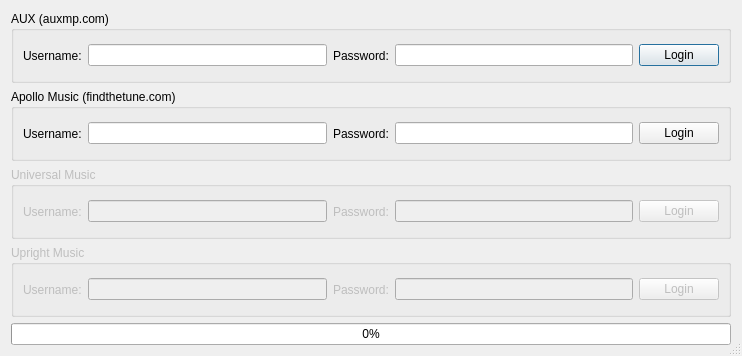
Qt form src/gui/pling-plong-onlinelogin.ui (havardgulldahl/pling-plong-odometer) before a commit.
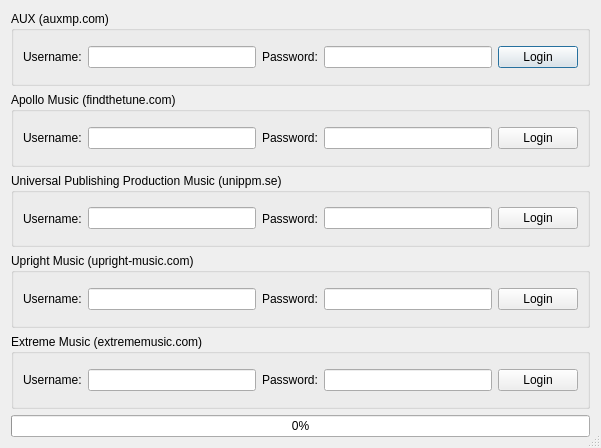
The same form after that commit.

Commit message: add support for login to different onlne services

Patch:
```diff
--- a/src/gui/pling-plong-onlinelogin.ui
+++ b/src/gui/pling-plong-onlinelogin.ui
@@ -9,8 +9,8 @@
    <rect>
     <x>0</x>
     <y>0</y>
-    <width>742</width>
-    <height>356</height>
+    <width>601</width>
+    <height>448</height>
    </rect>
   </property>
   <property name="windowTitle">
@@ -122,11 +122,8 @@
    </item>
    <item row="2" column="0">
     <widget class="QGroupBox" name="groupBox_3">
-     <property name="enabled">
-      <bool>false</bool>
-     </property>
      <property name="title">
-      <string>Universal Music</string>
+      <string>Universal Publishing Production Music (unippm.se)</string>
      </property>
      <layout class="QHBoxLayout" name="horizontalLayout_3">
       <item>
@@ -171,11 +168,8 @@
    </item>
    <item row="3" column="0">
     <widget class="QGroupBox" name="groupBox_4">
-     <property name="enabled">
-      <bool>false</bool>
-     </property>
      <property name="title">
-      <string>Upright Music</string>
+      <string>Upright Music (upright-music.com)</string>
      </property>
      <layout class="QHBoxLayout" name="horizontalLayout_4">
       <item>
@@ -219,6 +213,52 @@
     </widget>
    </item>
    <item row="4" column="0">
+    <widget class="QGroupBox" name="groupBox_5">
+     <property name="title">
+      <string>Extreme Music (extrememusic.com)</string>
+     </property>
+     <layout class="QHBoxLayout" name="horizontalLayout_6">
+      <item>
+       <widget class="QLabel" name="label_11">
+        <property name="text">
+         <string>Username:</string>
+        </property>
+        <property name="buddy">
+         <cstring>AUXuser</cstring>
+        </property>
+       </widget>
+      </item>
+      <item>
+       <widget class="QLineEdit" name="Extremeuser"/>
+      </item>
+      <item>
+       <widget class="QLabel" name="label_12">
+        <property name="text">
+         <string>Password:</string>
+        </property>
+        <property name="buddy">
+         <cstring>AUXpassword</cstring>
+        </property>
+       </widget>
+      </item>
+      <item>
+       <widget class="QLineEdit" name="Extremepassword">
+        <property name="echoMode">
+         <enum>QLineEdit::PasswordEchoOnEdit</enum>
+        </property>
+       </widget>
+      </item>
+      <item>
+       <widget class="QPushButton" name="Extremelogin">
+        <property name="text">
+         <string>Login</string>
+        </property>
+       </widget>
+      </item>
+     </layout>
+    </widget>
+   </item>
+   <item row="5" column="0">
     <widget class="QProgressBar" name="progressBar">
      <property name="value">
       <number>0</number>
```
Left out of the diff: 2 changed lines with no effect on the pictures. The commit also changes 1 other file.
